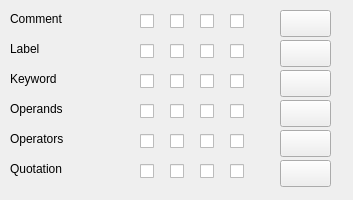
AbyssAbbeba/MDS-picoblaze-AVR-ide, file IDE/GUI/dialogs/interfacecfg/interfacecfg_syntaxasm.ui: the form before one commit.
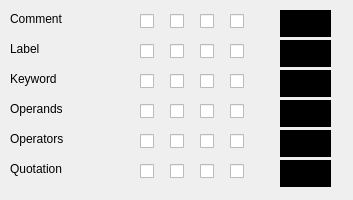
The form after the commit.

Commit message: +(GUI) InterfaceCfg syntax update

```diff
--- a/IDE/GUI/dialogs/interfacecfg/interfacecfg_syntaxasm.ui
+++ b/IDE/GUI/dialogs/interfacecfg/interfacecfg_syntaxasm.ui
@@ -74,12 +74,52 @@
      <height>27</height>
     </rect>
    </property>
+   <property name="palette">
+    <palette>
+     <active>
+      <colorrole role="Button">
+       <brush brushstyle="SolidPattern">
+        <color alpha="255">
+         <red>0</red>
+         <green>0</green>
+         <blue>0</blue>
+        </color>
+       </brush>
+      </colorrole>
+     </active>
+     <inactive>
+      <colorrole role="Button">
+       <brush brushstyle="SolidPattern">
+        <color alpha="255">
+         <red>0</red>
+         <green>0</green>
+         <blue>0</blue>
+        </color>
+       </brush>
+      </colorrole>
+     </inactive>
+     <disabled>
+      <colorrole role="Button">
+       <brush brushstyle="SolidPattern">
+        <color alpha="255">
+         <red>0</red>
+         <green>0</green>
+         <blue>0</blue>
+        </color>
+       </brush>
+      </colorrole>
+     </disabled>
+    </palette>
+   </property>
    <property name="autoFillBackground">
     <bool>true</bool>
    </property>
    <property name="text">
     <string/>
    </property>
+   <property name="flat">
+    <bool>true</bool>
+   </property>
   </widget>
   <widget class="QLabel" name="lblLbl">
    <property name="geometry">
@@ -142,12 +182,52 @@
      <height>27</height>
     </rect>
    </property>
+   <property name="palette">
+    <palette>
+     <active>
+      <colorrole role="Button">
+       <brush brushstyle="SolidPattern">
+        <color alpha="255">
+         <red>0</red>
+         <green>0</green>
+         <blue>0</blue>
+        </color>
+       </brush>
+      </colorrole>
+     </active>
+     <inactive>
+      <colorrole role="Button">
+       <brush brushstyle="SolidPattern">
+        <color alpha="255">
+         <red>0</red>
+         <green>0</green>
+         <blue>0</blue>
+        </color>
+       </brush>
+      </colorrole>
+     </inactive>
+     <disabled>
+      <colorrole role="Button">
+       <brush brushstyle="SolidPattern">
+        <color alpha="255">
+         <red>0</red>
+         <green>0</green>
+         <blue>0</blue>
+        </color>
+       </brush>
+      </colorrole>
+     </disabled>
+    </palette>
+   </property>
    <property name="autoFillBackground">
     <bool>true</bool>
    </property>
    <property name="text">
     <string/>
    </property>
+   <property name="flat">
+    <bool>true</bool>
+   </property>
   </widget>
   <widget class="QLabel" name="lblKwrd">
    <property name="geometry">
@@ -210,12 +290,52 @@
      <height>27</height>
     </rect>
    </property>
+   <property name="palette">
+    <palette>
+     <active>
+      <colorrole role="Button">
+       <brush brushstyle="SolidPattern">
+        <color alpha="255">
+         <red>0</red>
+         <green>0</green>
+         <blue>0</blue>
+        </color>
+       </brush>
+      </colorrole>
+     </active>
+     <inactive>
+      <colorrole role="Button">
+       <brush brushstyle="SolidPattern">
+        <color alpha="255">
+         <red>0</red>
+         <green>0</green>
+         <blue>0</blue>
+        </color>
+       </brush>
+      </colorrole>
+     </inactive>
+     <disabled>
+      <colorrole role="Button">
+       <brush brushstyle="SolidPattern">
+        <color alpha="255">
+         <red>0</red>
+         <green>0</green>
+         <blue>0</blue>
+        </color>
+       </brush>
+      </colorrole>
+     </disabled>
+    </palette>
+   </property>
    <property name="autoFillBackground">
     <bool>true</bool>
    </property>
    <property name="text">
     <string/>
    </property>
+   <property name="flat">
+    <bool>true</bool>
+   </property>
   </widget>
   <widget class="QLabel" name="lblOpds">
    <property name="geometry">
@@ -278,12 +398,52 @@
      <height>27</height>
     </rect>
    </property>
+   <property name="palette">
+    <palette>
+     <active>
+      <colorrole role="Button">
+       <brush brushstyle="SolidPattern">
+        <color alpha="255">
+         <red>0</red>
+         <green>0</green>
+         <blue>0</blue>
+        </color>
+       </brush>
+      </colorrole>
+     </active>
+     <inactive>
+      <colorrole role="Button">
+       <brush brushstyle="SolidPattern">
+        <color alpha="255">
+         <red>0</red>
+         <green>0</green>
+         <blue>0</blue>
+        </color>
+       </brush>
+      </colorrole>
+     </inactive>
+     <disabled>
+      <colorrole role="Button">
+       <brush brushstyle="SolidPattern">
+        <color alpha="255">
+         <red>0</red>
+         <green>0</green>
+         <blue>0</blue>
+        </color>
+       </brush>
+      </colorrole>
+     </disabled>
+    </palette>
+   </property>
    <property name="autoFillBackground">
     <bool>true</bool>
    </property>
    <property name="text">
     <string/>
    </property>
+   <property name="flat">
+    <bool>true</bool>
+   </property>
   </widget>
   <widget class="QLabel" name="lblQuote">
    <property name="geometry">
@@ -398,12 +558,52 @@
      <height>27</height>
     </rect>
    </property>
+   <property name="palette">
+    <palette>
+     <active>
+      <colorrole role="Button">
+       <brush brushstyle="SolidPattern">
+        <color alpha="255">
+         <red>0</red>
+         <green>0</green>
+         <blue>0</blue>
+        </color>
+       </brush>
+      </colorrole>
+     </active>
+     <inactive>
+      <colorrole role="Button">
+       <brush brushstyle="SolidPattern">
+        <color alpha="255">
+         <red>0</red>
+         <green>0</green>
+         <blue>0</blue>
+        </color>
+       </brush>
+      </colorrole>
+     </inactive>
+     <disabled>
+      <colorrole role="Button">
+       <brush brushstyle="SolidPattern">
+        <color alpha="255">
+         <red>0</red>
+         <green>0</green>
+         <blue>0</blue>
+        </color>
+       </brush>
+      </colorrole>
+     </disabled>
+    </palette>
+   </property>
    <property name="autoFillBackground">
     <bool>true</bool>
    </property>
    <property name="text">
     <string/>
    </property>
+   <property name="flat">
+    <bool>true</bool>
+   </property>
   </widget>
   <widget class="QPushButton" name="btnColorQuote">
    <property name="geometry">
@@ -414,12 +614,52 @@
      <height>27</height>
     </rect>
    </property>
+   <property name="palette">
+    <palette>
+     <active>
+      <colorrole role="Button">
+       <brush brushstyle="SolidPattern">
+        <color alpha="255">
+         <red>0</red>
+         <green>0</green>
+         <blue>0</blue>
+        </color>
+       </brush>
+      </colorrole>
+     </active>
+     <inactive>
+      <colorrole role="Button">
+       <brush brushstyle="SolidPattern">
+        <color alpha="255">
+         <red>0</red>
+         <green>0</green>
+         <blue>0</blue>
+        </color>
+       </brush>
+      </colorrole>
+     </inactive>
+     <disabled>
+      <colorrole role="Button">
+       <brush brushstyle="SolidPattern">
+        <color alpha="255">
+         <red>0</red>
+         <green>0</green>
+         <blue>0</blue>
+        </color>
+       </brush>
+      </colorrole>
+     </disabled>
+    </palette>
+   </property>
    <property name="autoFillBackground">
     <bool>true</bool>
    </property>
    <property name="text">
     <string/>
    </property>
+   <property name="flat">
+    <bool>true</bool>
+   </property>
   </widget>
   <widget class="QCheckBox" name="chckSCmnt">
    <property name="geometry">
```
The commit also changes 4 other files.
